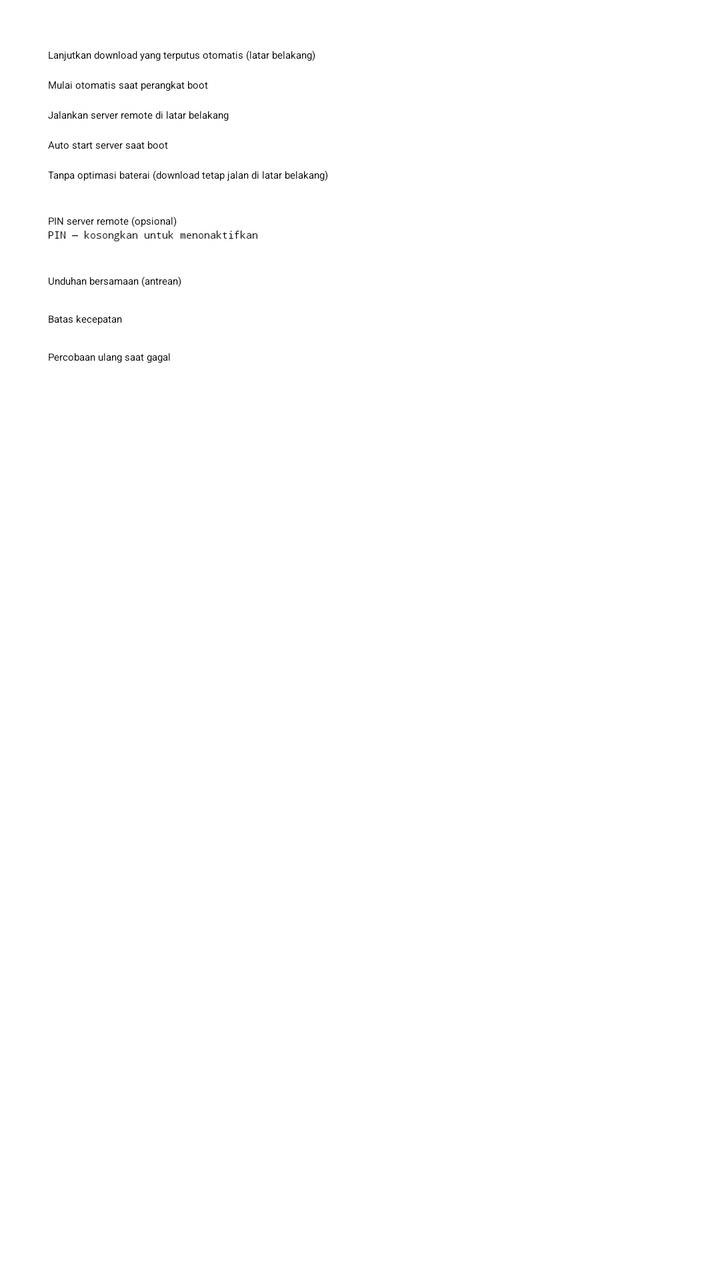
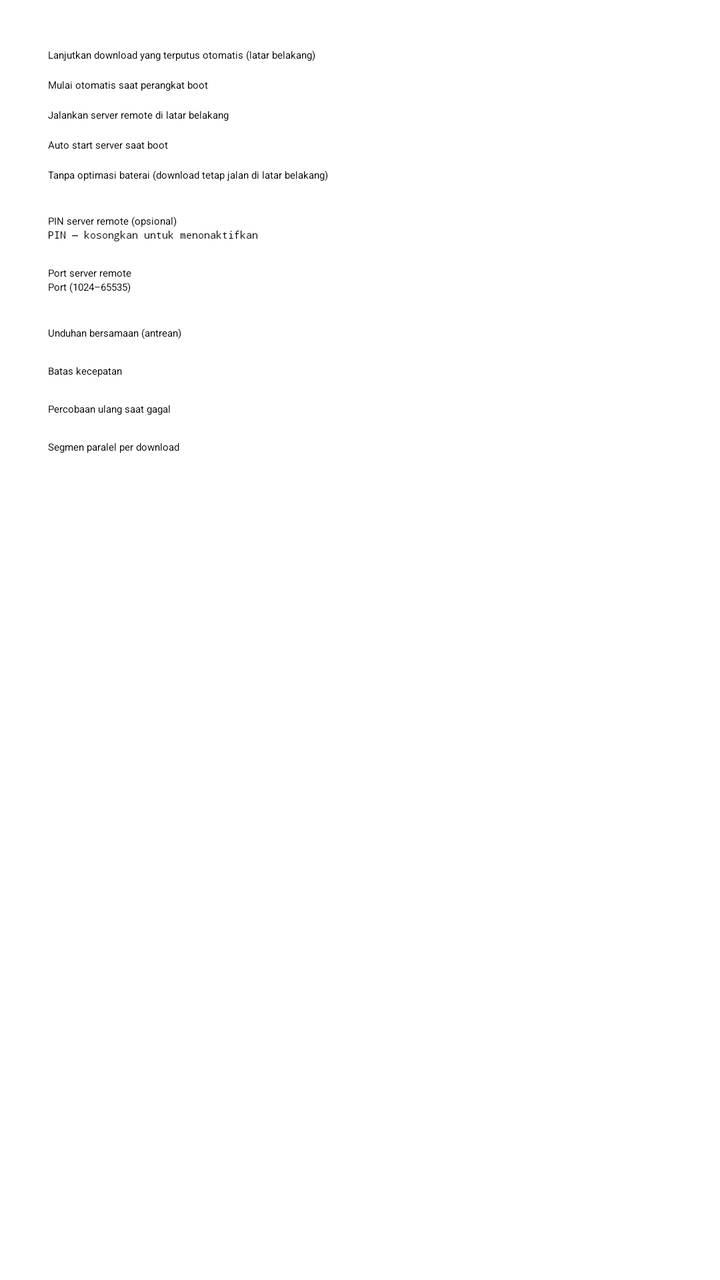

Screens rendered from an Android XML layout before and after an edit, with the pre-edit source and the edit as a unified diff.
<!-- AndroidManifest.xml: application theme Theme.HttpDownloadManager.Splash -->
<!-- res/layout/dialog_settings.xml -->
<?xml version="1.0" encoding="utf-8"?>
<LinearLayout xmlns:android="http://schemas.android.com/apk/res/android"
    android:layout_width="match_parent"
    android:layout_height="wrap_content"
    android:orientation="vertical"
    android:paddingHorizontal="24dp"
    android:paddingTop="24dp">

    <CheckBox
        android:id="@+id/check_background"
        android:layout_width="match_parent"
        android:layout_height="wrap_content"
        android:text="@string/settings_background" />

    <CheckBox
        android:id="@+id/check_autostart"
        android:layout_width="match_parent"
        android:layout_height="wrap_content"
        android:layout_marginTop="8dp"
        android:text="@string/settings_autostart" />

    <CheckBox
        android:id="@+id/check_server_background"
        android:layout_width="match_parent"
        android:layout_height="wrap_content"
        android:layout_marginTop="8dp"
        android:text="@string/settings_server_background" />

    <CheckBox
        android:id="@+id/check_server_autostart"
        android:layout_width="match_parent"
        android:layout_height="wrap_content"
        android:layout_marginTop="8dp"
        android:text="@string/settings_server_autostart" />

    <CheckBox
        android:id="@+id/check_battery"
        android:layout_width="match_parent"
        android:layout_height="wrap_content"
        android:layout_marginTop="8dp"
        android:text="@string/settings_battery" />

    <TextView
        android:layout_width="match_parent"
        android:layout_height="wrap_content"
        android:layout_marginTop="16dp"
        android:text="@string/settings_pin_label"
        android:textAppearance="?attr/textAppearanceBodyMedium" />

    <EditText
        android:id="@+id/input_pin"
        android:layout_width="match_parent"
        android:layout_height="wrap_content"
        android:hint="@string/settings_pin_hint"
        android:inputType="numberPassword"
        android:maxLength="10" />

    <TextView
        android:layout_width="match_parent"
        android:layout_height="wrap_content"
        android:layout_marginTop="16dp"
        android:text="@string/settings_concurrent"
        android:textAppearance="?attr/textAppearanceBodyMedium" />

    <Spinner
        android:id="@+id/spinner_concurrent"
        android:layout_width="match_parent"
        android:layout_height="wrap_content" />

    <TextView
        android:layout_width="match_parent"
        android:layout_height="wrap_content"
        android:layout_marginTop="12dp"
        android:text="@string/settings_speed_limit"
        android:textAppearance="?attr/textAppearanceBodyMedium" />

    <Spinner
        android:id="@+id/spinner_speed"
        android:layout_width="match_parent"
        android:layout_height="wrap_content" />

    <TextView
        android:layout_width="match_parent"
        android:layout_height="wrap_content"
        android:layout_marginTop="12dp"
        android:text="@string/settings_retry"
        android:textAppearance="?attr/textAppearanceBodyMedium" />

    <Spinner
        android:id="@+id/spinner_retry"
        android:layout_width="match_parent"
        android:layout_height="wrap_content" />
</LinearLayout>
<!-- resources referenced by this layout -->
<resources>
  <string name="settings_autostart">Mulai otomatis saat perangkat boot</string>
  <string name="settings_background">Lanjutkan download yang terputus otomatis (latar belakang)</string>
  <string name="settings_battery">Tanpa optimasi baterai (download tetap jalan di latar belakang)</string>
  <string name="settings_concurrent">Unduhan bersamaan (antrean)</string>
  <string name="settings_pin_hint">PIN — kosongkan untuk menonaktifkan</string>
  <string name="settings_pin_label">PIN server remote (opsional)</string>
  <string name="settings_retry">Percobaan ulang saat gagal</string>
  <string name="settings_server_autostart">Auto start server saat boot</string>
  <string name="settings_server_background">Jalankan server remote di latar belakang</string>
  <string name="settings_speed_limit">Batas kecepatan</string>
  <style name="Theme.HttpDownloadManager.Splash" parent="Theme.SplashScreen">
          <item name="windowSplashScreenBackground">@color/primary</item>
          <item name="windowSplashScreenAnimatedIcon">@drawable/ic_splash</item>
          <item name="postSplashScreenTheme">@style/Theme.HttpDownloadManager</item>
      </style>
  <color name="primary">#0D47A1</color>
  <!-- drawable ic_splash (drawable) -->
  <?xml version="1.0" encoding="utf-8"?>
  <vector xmlns:android="http://schemas.android.com/apk/res/android"
      android:width="108dp"
      android:height="108dp"
      android:viewportWidth="108"
      android:viewportHeight="108">
      <path
          android:fillColor="#FFFFFF"
          android:pathData="M48,40 h12 v16 h-12 z" />
      <path
          android:fillColor="#FFFFFF"
          android:pathData="M40,56 h28 l-14,16 z" />
      <path
          android:fillColor="#FFFFFF"
          android:pathData="M42,80 h24 v4 h-24 z" />
  </vector>
  <style name="Theme.HttpDownloadManager" parent="Theme.Material3.DayNight.NoActionBar">
          <item name="colorPrimary">@color/primary</item>
          <item name="colorPrimaryDark">@color/primary_dark</item>
          <item name="colorAccent">@color/accent</item>
      </style>
  <color name="primary_dark">#002171</color>
  <color name="accent">#FF6F00</color>
</resources>

<!-- the commit's change to res/layout/dialog_settings.xml (unified diff, before → after) -->
@@ -58,6 +58,21 @@
     <TextView
         android:layout_width="match_parent"
         android:layout_height="wrap_content"
+        android:layout_marginTop="12dp"
+        android:text="@string/settings_port_label"
+        android:textAppearance="?attr/textAppearanceBodyMedium" />
+
+    <EditText
+        android:id="@+id/input_port"
+        android:layout_width="match_parent"
+        android:layout_height="wrap_content"
+        android:hint="@string/settings_port_hint"
+        android:importantForAutofill="no"
+        android:inputType="number" />
+
+    <TextView
+        android:layout_width="match_parent"
+        android:layout_height="wrap_content"
         android:layout_marginTop="16dp"
         android:text="@string/settings_concurrent"
         android:textAppearance="?attr/textAppearanceBodyMedium" />
@@ -90,4 +105,16 @@
         android:id="@+id/spinner_retry"
         android:layout_width="match_parent"
         android:layout_height="wrap_content" />
+
+    <TextView
+        android:layout_width="match_parent"
+        android:layout_height="wrap_content"
+        android:layout_marginTop="12dp"
+        android:text="@string/settings_segments"
+        android:textAppearance="?attr/textAppearanceBodyMedium" />
+
+    <Spinner
+        android:id="@+id/spinner_segments"
+        android:layout_width="match_parent"
+        android:layout_height="wrap_content" />
 </LinearLayout>
<!-- resource entries referenced after the edit -->
@@ -6,7 +6,10 @@
   <string name="settings_concurrent">Unduhan bersamaan (antrean)</string>
   <string name="settings_pin_hint">PIN — kosongkan untuk menonaktifkan</string>
   <string name="settings_pin_label">PIN server remote (opsional)</string>
+  <string name="settings_port_hint">Port (1024–65535)</string>
+  <string name="settings_port_label">Port server remote</string>
   <string name="settings_retry">Percobaan ulang saat gagal</string>
+  <string name="settings_segments">Segmen paralel per download</string>
   <string name="settings_server_autostart">Auto start server saat boot</string>
   <string name="settings_server_background">Jalankan server remote di latar belakang</string>
   <string name="settings_speed_limit">Batas kecepatan</string>
